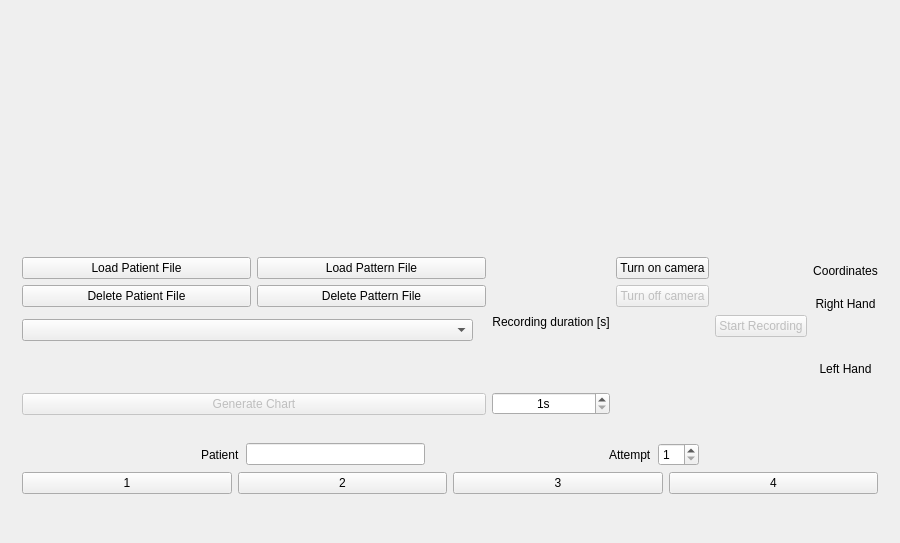
First picture: the form in mainwindow.ui, repository micavanco/VR-Hands-Analyzer, before the edit.
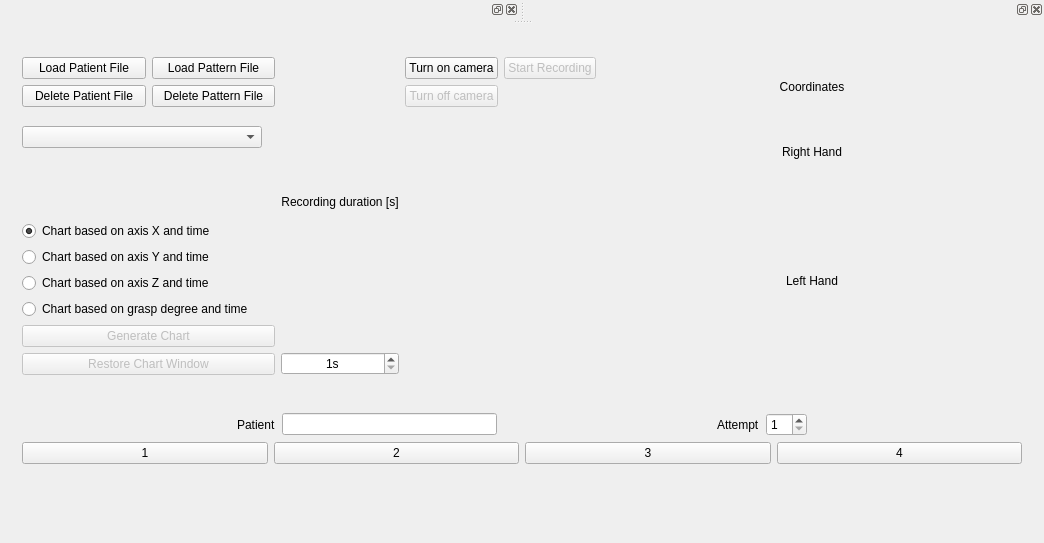
Second picture: the form after the edit.

Commit message: Added Chart class to generate charts based on line series map and implemented creating series for X axis

What changed in the file:
```diff
--- a/mainwindow.ui
+++ b/mainwindow.ui
@@ -21,15 +21,12 @@
   </property>
   <widget class="QWidget" name="centralWidget">
    <layout class="QVBoxLayout" name="verticalLayout">
-    <item>
-     <widget class="QWidget" name="chartView" native="true"/>
-    </item>
     <item>
      <widget class="QWidget" name="MenuMain" native="true">
       <property name="maximumSize">
        <size>
         <width>16777215</width>
-        <height>180</height>
+        <height>340</height>
        </size>
       </property>
       <layout class="QHBoxLayout" name="horizontalLayout">
@@ -122,6 +119,37 @@
            </item>
           </layout>
          </item>
+         <item>
+          <widget class="QRadioButton" name="radioButtonX">
+           <property name="text">
+            <string>Chart based on axis X and time</string>
+           </property>
+           <property name="checked">
+            <bool>true</bool>
+           </property>
+          </widget>
+         </item>
+         <item>
+          <widget class="QRadioButton" name="radioButtonY">
+           <property name="text">
+            <string>Chart based on axis Y and time</string>
+           </property>
+          </widget>
+         </item>
+         <item>
+          <widget class="QRadioButton" name="radioButtonZ">
+           <property name="text">
+            <string>Chart based on axis Z and time</string>
+           </property>
+          </widget>
+         </item>
+         <item>
+          <widget class="QRadioButton" name="radioButtonDeg">
+           <property name="text">
+            <string>Chart based on grasp degree and time</string>
+           </property>
+          </widget>
+         </item>
          <item>
           <widget class="QPushButton" name="chartButton">
            <property name="enabled">
@@ -132,6 +160,16 @@
            </property>
           </widget>
          </item>
+         <item>
+          <widget class="QPushButton" name="restoreButton">
+           <property name="enabled">
+            <bool>false</bool>
+           </property>
+           <property name="text">
+            <string>Restore Chart Window</string>
+           </property>
+          </widget>
+         </item>
         </layout>
        </item>
        <item>
@@ -197,19 +235,6 @@
        </item>
        <item>
         <layout class="QVBoxLayout" name="verticalLayout_4">
-         <item>
-          <spacer name="verticalSpacer">
-           <property name="orientation">
-            <enum>Qt::Vertical</enum>
-           </property>
-           <property name="sizeHint" stdset="0">
-            <size>
-             <width>20</width>
-             <height>40</height>
-            </size>
-           </property>
-          </spacer>
-         </item>
          <item>
           <widget class="QPushButton" name="recordButton">
            <property name="enabled">
@@ -269,6 +294,12 @@
          </item>
          <item>
           <widget class="QLabel" name="coordinatesRightLabel">
+           <property name="minimumSize">
+            <size>
+             <width>420</width>
+             <height>0</height>
+            </size>
+           </property>
            <property name="text">
             <string/>
            </property>
@@ -307,7 +338,7 @@
       <property name="maximumSize">
        <size>
         <width>16777215</width>
-        <height>100</height>
+        <height>120</height>
        </size>
       </property>
       <layout class="QVBoxLayout" name="verticalLayout_6">
@@ -426,6 +457,24 @@
     </item>
    </layout>
   </widget>
+  <widget class="QDockWidget" name="chartViewLeft">
+   <property name="sizePolicy">
+    <sizepolicy hsizetype="Preferred" vsizetype="Expanding">
+     <horstretch>0</horstretch>
+     <verstretch>0</verstretch>
+    </sizepolicy>
+   </property>
+   <attribute name="dockWidgetArea">
+    <number>4</number>
+   </attribute>
+   <widget class="QWidget" name="dockWidgetContents"/>
+  </widget>
+  <widget class="QDockWidget" name="chartViewRight">
+   <attribute name="dockWidgetArea">
+    <number>4</number>
+   </attribute>
+   <widget class="QWidget" name="dockWidgetContents_2"/>
+  </widget>
  </widget>
  <layoutdefault spacing="6" margin="11"/>
  <resources/>
```
The commit also changes 7 other files.
